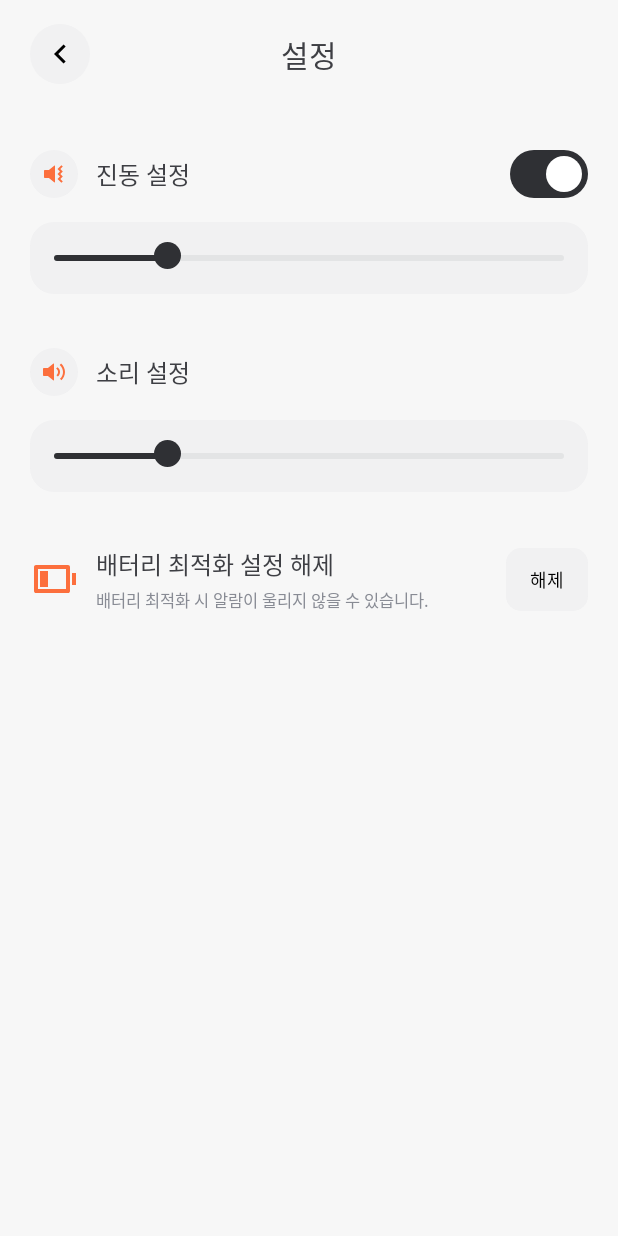
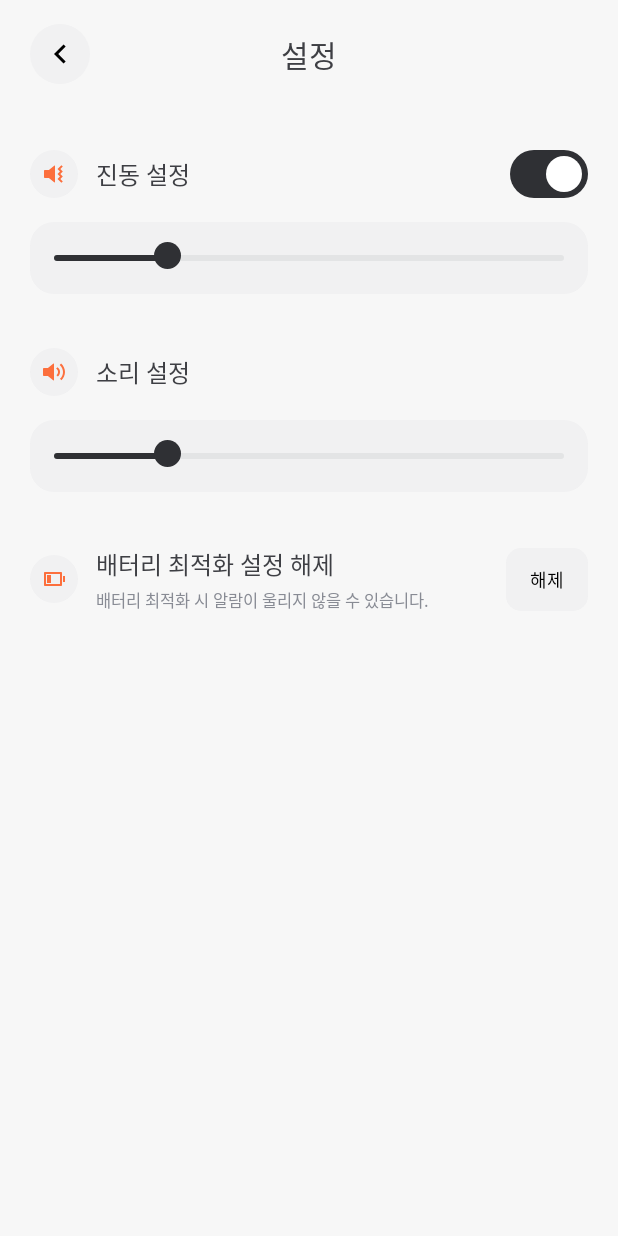
Before and after one commit to Nexters/Ggaebiz-Android, an Android app built with Jetpack Compose: the screen it shows after launch (MainActivity), after a tap on "Clickable Image", on a phone screen of 412 x 824 dp. Run offline under Robolectric (Android 15) with nearby library versions, the phone set to English and light mode, and no system bars; our stand-ins replace accompanist; Roboto replaces fonts that are not available here.

Commit message:
[fix] 디자인QA_4 - 배터리 아이콘 수정 + 폰트 타입 추가

```diff
--- a/app/src/main/java/com/ggaebiz/ggaebiz/presentation/designsystem/theme/Type.kt
+++ b/app/src/main/java/com/ggaebiz/ggaebiz/presentation/designsystem/theme/Type.kt
@@ -23,6 +23,7 @@ data class GaeBizTypography(
     val label1: TextStyle,
     val label2: TextStyle,
     val label3: TextStyle,
+    val label4 : TextStyle,
     val timer1: TextStyle,
     val timer2: TextStyle,
     val timer3: TextStyle,
@@ -42,6 +43,7 @@ val LocalGaeBizTypography = staticCompositionLocalOf {
         label1 = TextStyle.Default,
         label2 = TextStyle.Default,
         label3 = TextStyle.Default,
+        label4 = TextStyle.Default,
         timer1 = TextStyle.Default,
         timer2 = TextStyle.Default,
         timer3 = TextStyle.Default,
@@ -125,6 +127,11 @@ val Typography = GaeBizTypography(
         fontWeight = FontWeight.SemiBold,
         fontSize = 12.sp
     ),
+    label4 = TextStyle(
+        fontFamily = PretendardFont,
+        fontWeight = FontWeight.Medium,
+        fontSize = 11.sp
+    ),
     timer1 = TextStyle(
         fontFamily = ZuumeFont,
         fontWeight = FontWeight.Bold,
--- a/app/src/main/java/com/ggaebiz/ggaebiz/presentation/ui/config/ConfigComponent.kt
+++ b/app/src/main/java/com/ggaebiz/ggaebiz/presentation/ui/config/ConfigComponent.kt
@@ -109,9 +109,15 @@ fun ConfigBatterySection(
         horizontalArrangement = Arrangement.SpaceBetween
     ) {
         Image(
-            modifier = Modifier.size(32.dp),
+            modifier = Modifier
+                .size(32.dp)
+                .clip(
+                    CircleShape
+                )
+                .background(GaeBizTheme.colors.gray50)
+                .padding(8.dp),
             painter = painterResource(id = R.drawable.icon_battery),
-            contentDescription = "Image"
+            contentDescription = "Icon Image"
         )
         Spacer(Modifier.width(12.dp))
         Column(
@@ -125,11 +131,7 @@ fun ConfigBatterySection(
             Spacer(Modifier.height(4.dp))
             Text(
                 text = stringResource(R.string.config_battery_sub_text),
-                style = TextStyle(
-                    fontFamily = PretendardFont,
-                    fontWeight = FontWeight.Medium,
-                    fontSize = 11.sp
-                ),
+                style = GaeBizTheme.typography.label4,
                 color = GaeBizTheme.colors.gray400,
             )
         }
```
